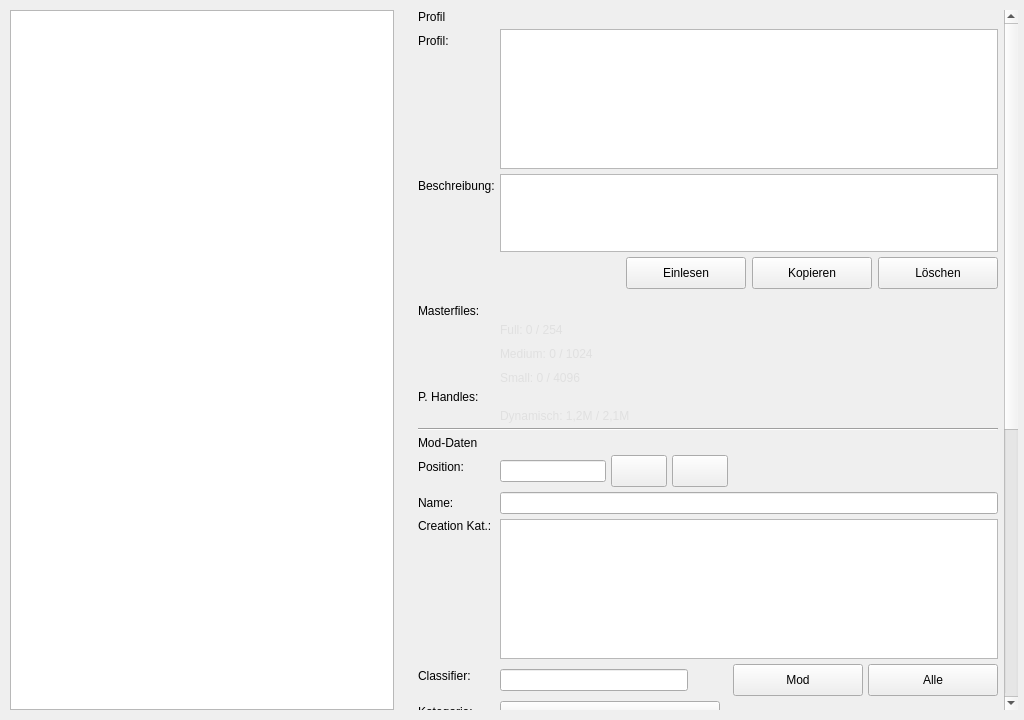
First picture: the form in Structure/Pages/Page_LoadOrder.ui, repository Looking4Git/Starfield_LOH, before the edit.
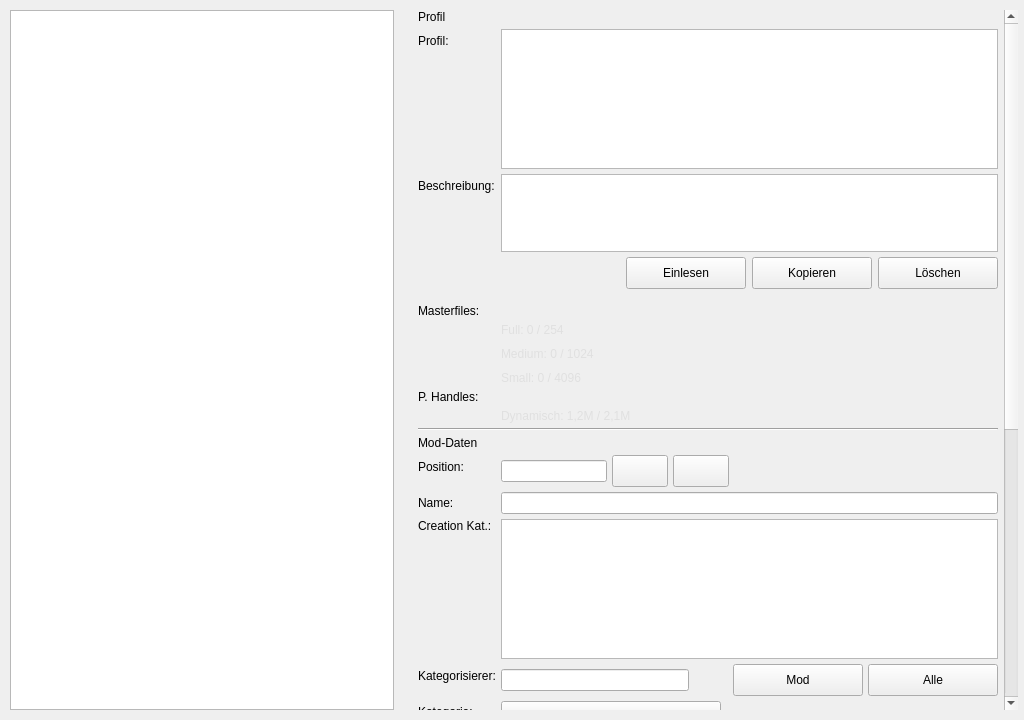
Second picture: the form after the edit. Icons and pictures are not drawn. Custom widgets are drawn as their Qt base class.

```diff
--- a/Structure/Pages/Page_LoadOrder.ui
+++ b/Structure/Pages/Page_LoadOrder.ui
@@ -321,7 +321,7 @@
          <item row="17" column="0">
           <widget class="QLabel" name="lbl_classifier_label">
            <property name="text">
-            <string>Classifier:</string>
+            <string>Kategorisierer:</string>
            </property>
           </widget>
          </item>
```
